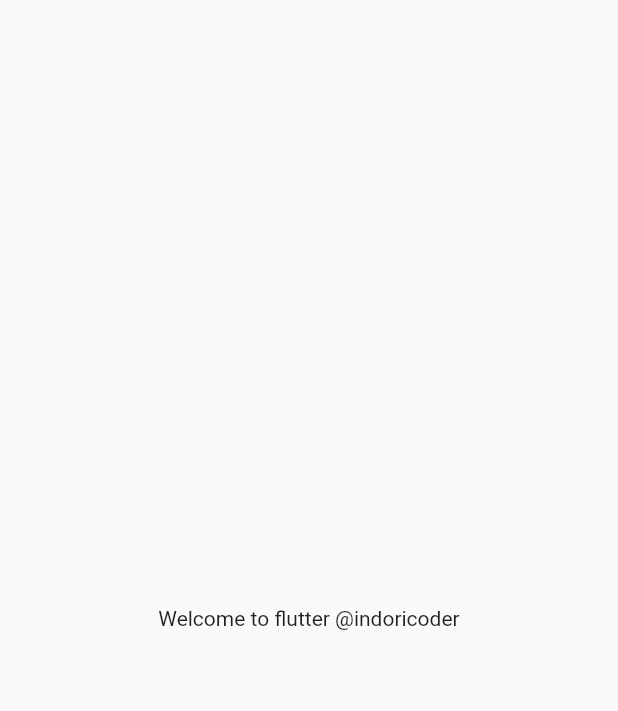
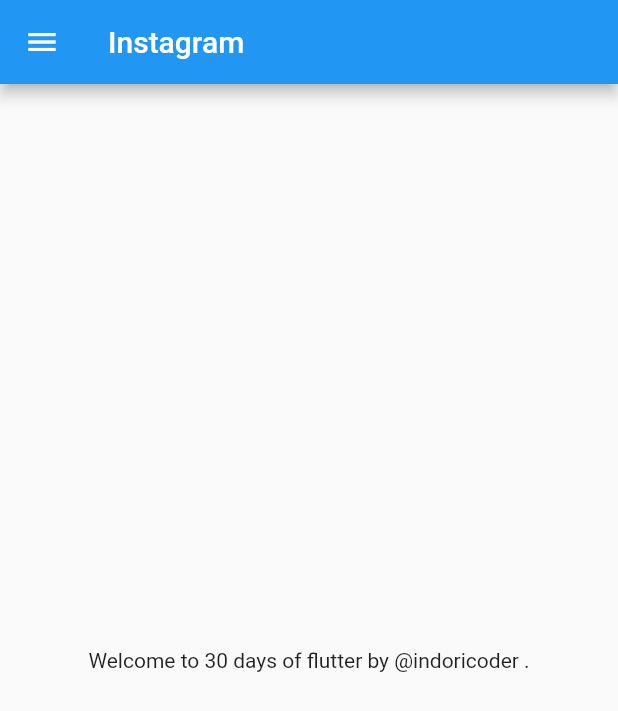
Before and after one commit to sujal03/flutter_application_3, a Flutter app: the screen it shows after launch, on a phone screen of 412 x 824 dp. Shown: the top 711 px of the screen. Run offline on Flutter 3.47's test engine with Material 2 defaults, Android fonts, the phone set to English and light mode, and no system bars.

Commit message:
day 2 completed

```diff
--- /dev/null
+++ b/lib/home_page.dart
@@ -0,0 +1,21 @@
+import 'package:flutter/material.dart';
+
+class HomePage extends StatelessWidget {
+  final int days = 30;
+  final String name = "@indoricoder";
+
+  @override
+  Widget build(BuildContext context) {
+    return Scaffold(
+      appBar: AppBar(
+        title: Text("Instagram"),
+      ),
+      body: Center(
+        child: Container(
+          child: Text("Welcome to $days days of flutter by $name ."),
+        ),
+      ),
+      drawer: Drawer(),
+    );
+  }
+}
--- a/lib/main.dart
+++ b/lib/main.dart
@@ -1,20 +1,15 @@
 import 'package:flutter/material.dart';
+import 'package:flutter_application_3/home_page.dart';
 
 void main() {
   runApp(MyApp());
 }
 
 class MyApp extends StatelessWidget {
-  const MyApp({Key? key}) : super(key: key);
-
   @override
   Widget build(BuildContext context) {
     return MaterialApp(
-      home: Material(
-        child: Center(
-          child: Text("Welcome to flutter @indoricoder"),
-        ),
-      ),
+      home: HomePage(),
     );
   }
 }
```
